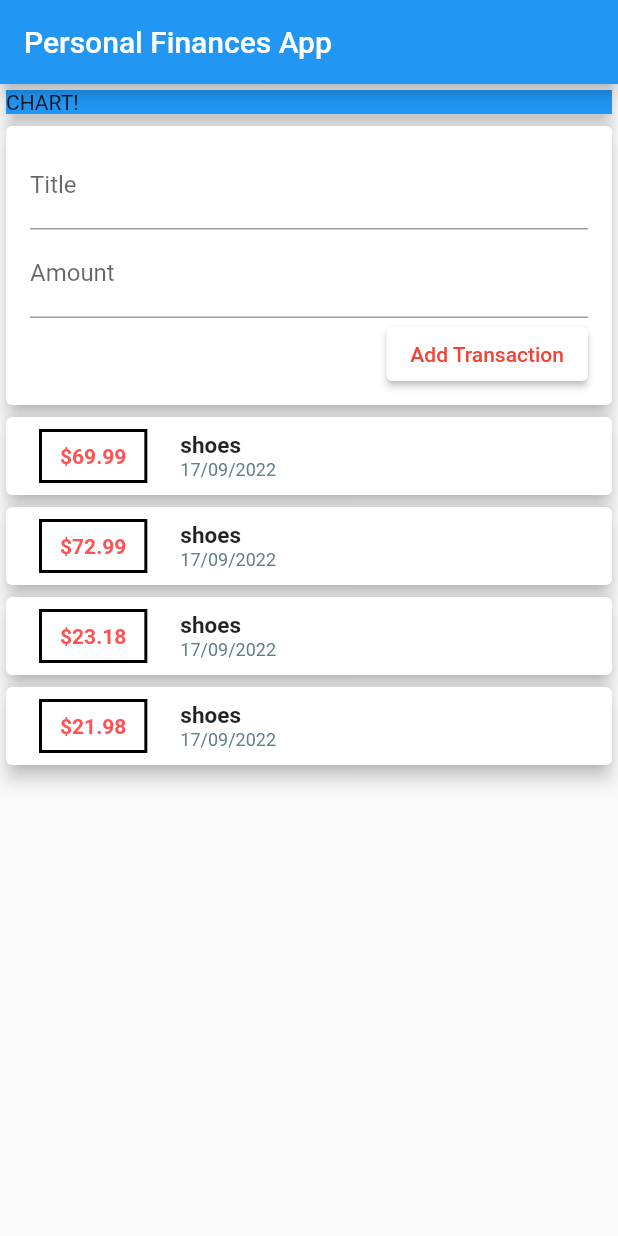
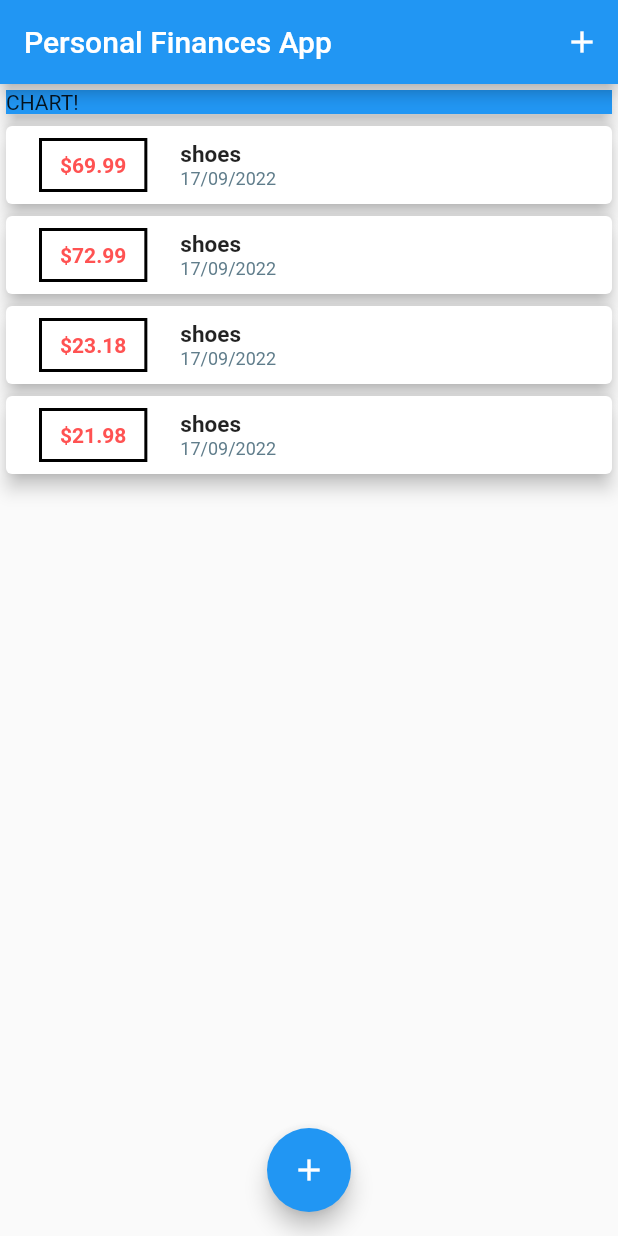
Before and after one commit to PetarCRO/Flutter-Course-02-Personal-Finances, a Flutter app: the screen it shows after launch, on a phone screen of 412 x 824 dp. Run offline on Flutter 3.47's test engine with Material 2 defaults, Android fonts, the phone set to English and light mode, and no system bars.

```diff
--- a/lib/main.dart
+++ b/lib/main.dart
@@ -1,5 +1,8 @@
 import 'package:flutter/material.dart';
-import 'widgets/user_transactions.dart';
+import 'package:personal_finances/widgets/new_transactions.dart';
+import './widgets/new_transactions.dart';
+import './models/transaction.dart';
+import './widgets/transactionList.dart';
 
 void main() => runApp(MyApp());
 
@@ -14,12 +17,49 @@ class MyApp extends StatelessWidget {
   }
 }
 
-class PersonalFinances extends StatelessWidget {
+class PersonalFinances extends StatefulWidget {
+  @override
+  State<PersonalFinances> createState() => _PersonalFinancesState();
+}
+
+class _PersonalFinancesState extends State<PersonalFinances> {
+  final List<Transaction> _userTransactions = [
+    Transaction(id: 't1', title: 'shoes', amount: 69.99, date: DateTime.now()),
+    Transaction(id: 't2', title: 'shoes', amount: 72.99, date: DateTime.now()),
+    Transaction(id: 't3', title: 'shoes', amount: 23.18, date: DateTime.now()),
+    Transaction(id: 't4', title: 'shoes', amount: 21.98, date: DateTime.now()),
+  ];
+
+  void _addNewTransaction(String txTitle, double txAmount) {
+    final newTx = Transaction(
+        id: DateTime.now().toString(),
+        title: txTitle,
+        amount: txAmount,
+        date: DateTime.now());
+    setState(() {
+      _userTransactions.add(newTx);
+    });
+  }
+
+  void _startAddNewTransaction(BuildContext ctx) {
+    showModalBottomSheet(
+        context: ctx,
+        builder: (_) {
+          return NewTransaction(_addNewTransaction);
+        });
+  }
+
   @override
   Widget build(BuildContext context) {
     return Scaffold(
       appBar: AppBar(
         title: const Text('Personal Finances App'),
+        actions: [
+          IconButton(
+            onPressed: () => _startAddNewTransaction(context),
+            icon: Icon(Icons.add),
+          ),
+        ],
       ),
       body: Column(
         children: [
@@ -31,8 +71,13 @@ class PersonalFinances extends StatelessWidget {
             ),
             elevation: 5,
           ),
-          UserTransactions(),
+          TransactionList(_userTransactions),
         ],
+      ),
+      floatingActionButtonLocation: FloatingActionButtonLocation.centerFloat,
+      floatingActionButton: FloatingActionButton(
+        onPressed: () => _startAddNewTransaction(context),
+        child: Icon(Icons.add),
       ),
     );
   }
--- a/lib/widgets/transactionList.dart
+++ b/lib/widgets/transactionList.dart
@@ -8,19 +8,18 @@ class TransactionList extends StatelessWidget {
   @override
   Widget build(BuildContext context) {
     return Container(
-      height: 300,
-      child: ListView(
-        children: transactions
-            .map(
-              (tx) => Card(
+      height: 470,
+      child: ListView.builder(
+        itemBuilder: (ctx, index) {
+          return Card(
             elevation: 5,
             child: Row(
               children: [
                 Container(
-                      margin: const EdgeInsets.symmetric(
-                          vertical: 8, horizontal: 22),
-                      padding: const EdgeInsets.symmetric(
-                          vertical: 8, horizontal: 12),
+                  margin:
+                      const EdgeInsets.symmetric(vertical: 8, horizontal: 22),
+                  padding:
+                      const EdgeInsets.symmetric(vertical: 8, horizontal: 12),
                   decoration: BoxDecoration(
                     border: Border.all(
                       color: Colors.black,
@@ -28,32 +27,31 @@ class TransactionList extends StatelessWidget {
                     ),
                   ),
                   child: Text(
-                        '\$${tx.amount.toString()}',
+                    '\$${transactions[index].amount.toStringAsFixed(2)}',
                     style: const TextStyle(
-                            fontWeight: FontWeight.bold,
-                            color: Colors.redAccent),
+                        fontWeight: FontWeight.bold, color: Colors.redAccent),
                   ),
                 ),
                 Column(
                   crossAxisAlignment: CrossAxisAlignment.start,
                   children: [
                     Text(
-                          tx.title,
+                      transactions[index].title,
                       style: const TextStyle(
                           fontWeight: FontWeight.bold, fontSize: 15),
                     ),
                     Text(
-                          DateFormat('dd/MM/yyyy').format(tx.date),
-                          style: const TextStyle(
-                              color: Colors.blueGrey, fontSize: 12),
+                      DateFormat('dd/MM/yyyy').format(transactions[index].date),
+                      style:
+                          const TextStyle(color: Colors.blueGrey, fontSize: 12),
                     )
                   ],
                 )
               ],
             ),
-              ),
-            )
-            .toList(),
+          );
+        },
+        itemCount: transactions.length,
       ),
     );
   }
--- a/lib/widgets/user_transactions.dart
+++ /dev/null
@@ -1,41 +0,0 @@
-import 'package:flutter/material.dart';
-import '../models/transaction.dart';
-import 'new_transactions.dart';
-import 'transactionList.dart';
-
-class UserTransactions extends StatefulWidget {
-  const UserTransactions({super.key});
-
-  @override
-  State<UserTransactions> createState() => _UserTransactionsState();
-}
-
-class _UserTransactionsState extends State<UserTransactions> {
-  final List<Transaction> _userTransactions = [
-    Transaction(id: 't1', title: 'shoes', amount: 69.99, date: DateTime.now()),
-    Transaction(id: 't2', title: 'shoes', amount: 72.99, date: DateTime.now()),
-    Transaction(id: 't3', title: 'shoes', amount: 23.18, date: DateTime.now()),
-    Transaction(id: 't4', title: 'shoes', amount: 21.98, date: DateTime.now()),
-  ];
-
-  void _addNewTransaction(String txTitle, double txAmount) {
-    final newTx = Transaction(
-        id: DateTime.now().toString(),
-        title: txTitle,
-        amount: txAmount,
-        date: DateTime.now());
-    setState(() {
-      _userTransactions.add(newTx);
-    });
-  }
-
-  @override
-  Widget build(BuildContext context) {
-    return Column(
-      children: [
-        NewTransaction(_addNewTransaction),
-        TransactionList(_userTransactions),
-      ],
-    );
-  }
-}
```
Also changed, not shown: lib/widgets/new_transactions.dart (+25 -6 lines). Lines whose indentation alone changed are shown as unchanged.
